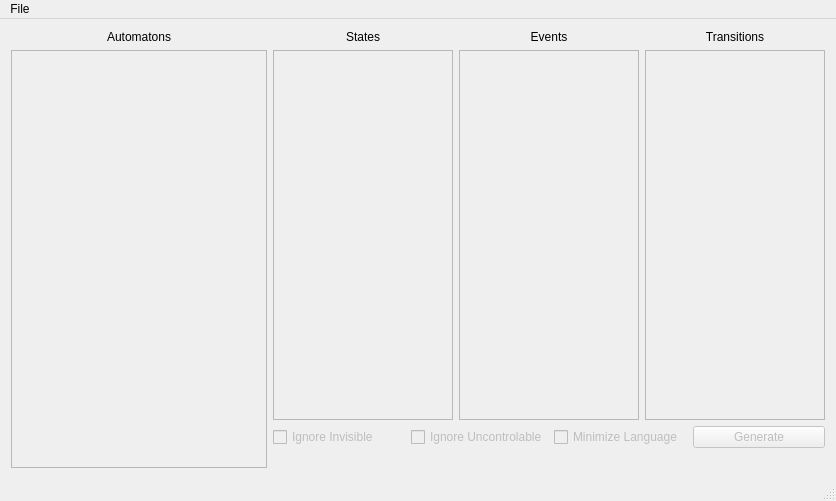
The window that TER_Code/mainwindow.ui (Zelteir/automata-to-regular-language) describes before a commit, drawn with Qt 5.
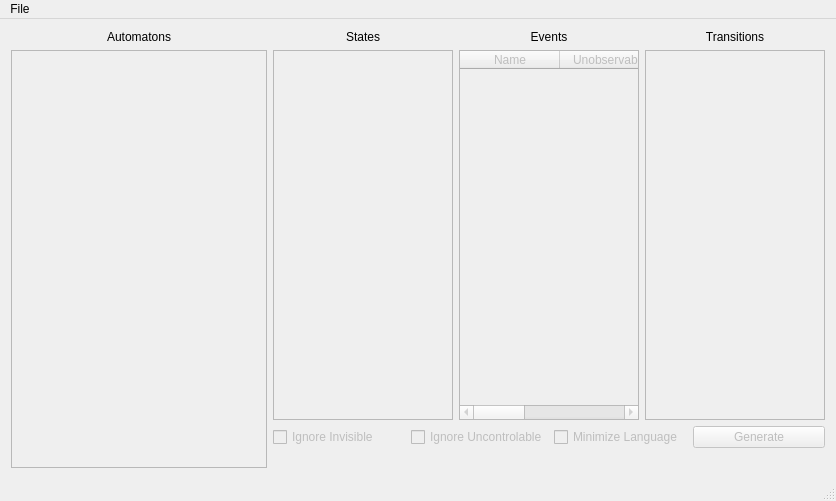
The same window after the commit.

Commit message: Rebuilt construction of Event_list to allow Unobservable and Uncontrolable checklists.

What changed in the file:
```diff
--- a/TER_Code/mainwindow.ui
+++ b/TER_Code/mainwindow.ui
@@ -83,10 +83,31 @@
            </widget>
           </item>
           <item>
-           <widget class="QListWidget" name="Events_list">
+           <widget class="QTableWidget" name="Events_list">
             <property name="enabled">
              <bool>false</bool>
             </property>
+            <column>
+             <property name="text">
+              <string>Name</string>
+             </property>
+            </column>
+            <column>
+             <property name="text">
+              <string>Unobservable</string>
+             </property>
+             <property name="textAlignment">
+              <set>AlignCenter</set>
+             </property>
+            </column>
+            <column>
+             <property name="text">
+              <string>Uncontrolable</string>
+             </property>
+             <property name="textAlignment">
+              <set>AlignCenter</set>
+             </property>
+            </column>
            </widget>
           </item>
          </layout>
```
The commit also changes 3 other files.
